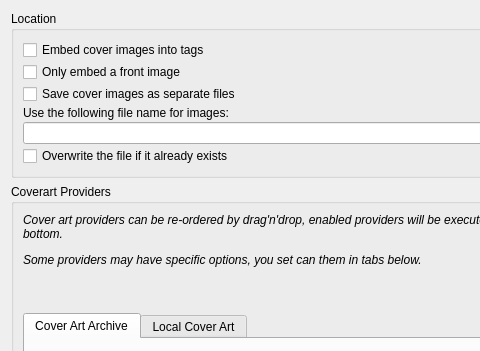
metabrainz/picard, file ui/options_cover.ui: the form before one commit; both pictures show x 0 to 480 and y 0 to 351 of the 595 by 560 pixel window.
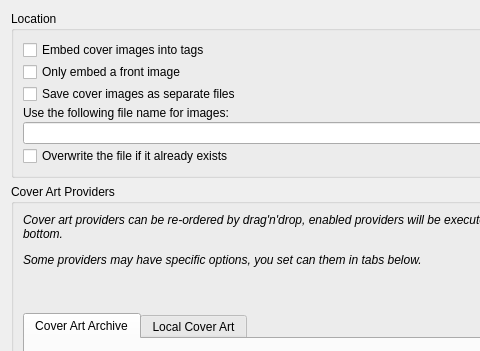
The form after the commit.

Commit message:
Coverart Providers -> Cover Art Providers
Suggested by @gentlecat in https://github.com/musicbrainz/picard/pull/408#discussion_r33551313

The edit to the form file:
```diff
--- a/ui/options_cover.ui
+++ b/ui/options_cover.ui
@@ -73,7 +73,7 @@
       </sizepolicy>
      </property>
      <property name="title">
-      <string>Coverart Providers</string>
+      <string>Cover Art Providers</string>
      </property>
      <layout class="QVBoxLayout" name="ca_providers_layout">
       <item>
```
The commit also changes 1 other file.
